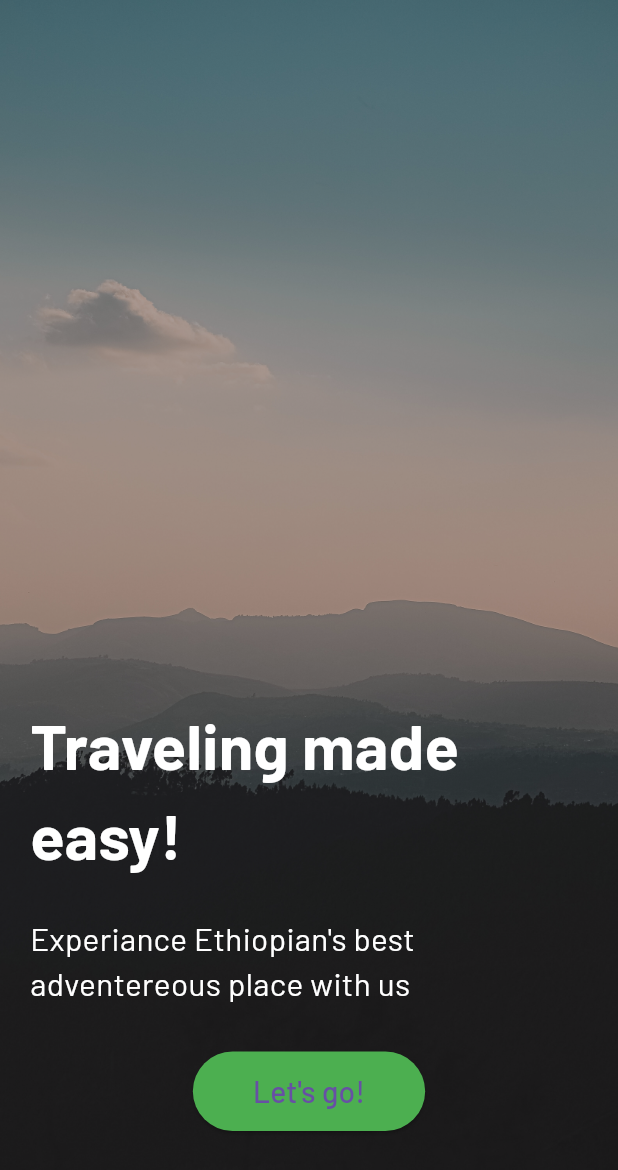
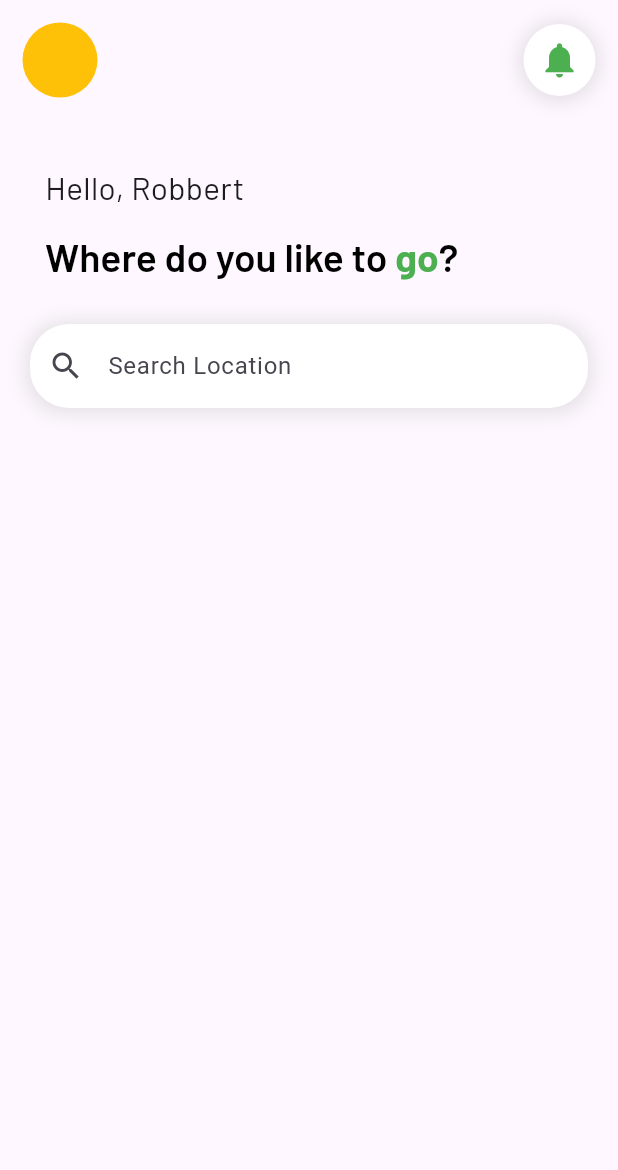
Before and after one commit to NatnaelDemelash/Travel_Eth, a Flutter app: the screen it shows after launch, after a tap on an icon or button, on a phone screen of 412 x 824 dp. Shown: the top 1170 px of the screen. Run offline on Flutter 3.47's test engine with Material 3 defaults, Android fonts, the phone set to English and light mode, and no system bars; our stand-ins replace google_fonts.

Commit message:
created a home page screen with prefixIcon text filed widget

```diff
--- a/lib/main.dart
+++ b/lib/main.dart
@@ -1,5 +1,7 @@
 import 'package:flutter/material.dart';
 import 'package:travel_eth/pages/welcome_page.dart';
+
+import 'pages/home_page.dart';
 
 void main() {
   runApp(const MyApp());
@@ -10,9 +12,13 @@ class MyApp extends StatelessWidget {
 
   @override
   Widget build(BuildContext context) {
-    return const MaterialApp(
+    return MaterialApp(
       debugShowCheckedModeBanner: false,
-      home: WelcomePage(),
+      initialRoute: '/',
+      routes: {
+        '/': (context) => const WelcomePage(),
+        '/home': (context) => const HomePage(),
+      },
     );
   }
 }
--- /dev/null
+++ b/lib/pages/home_page.dart
@@ -0,0 +1,99 @@
+import 'package:flutter/material.dart';
+import 'package:google_fonts/google_fonts.dart';
+
+import '../utils/textField_prefix.dart';
+
+class HomePage extends StatelessWidget {
+  const HomePage({super.key});
+
+  @override
+  Widget build(BuildContext context) {
+    return Scaffold(
+        body: Column(
+      crossAxisAlignment: CrossAxisAlignment.start,
+      children: [
+        SafeArea(
+          child: Padding(
+            padding: const EdgeInsets.all(15.0),
+            child: Row(
+              mainAxisAlignment: MainAxisAlignment.spaceBetween,
+              children: [
+                Container(
+                  height: 50,
+                  width: 50,
+                  decoration: BoxDecoration(
+                    color: Colors.amber,
+                    borderRadius: BorderRadius.circular(50),
+                  ),
+                ),
+                Container(
+                  decoration: BoxDecoration(
+                    borderRadius: BorderRadius.circular(50),
+                    color: Colors.white,
+                    boxShadow: [
+                      BoxShadow(
+                        color: Colors.black.withOpacity(0.1),
+                        spreadRadius: 3,
+                        blurRadius: 10,
+                        offset:
+                            const Offset(0, 1), // changes the shadow position
+                      ),
+                    ],
+                  ),
+                  child: IconButton(
+                    onPressed: () {},
+                    icon: const Icon(
+                      Icons.notifications,
+                      color: Colors.green,
+                      size: 28,
+                    ),
+                  ),
+                )
+              ],
+            ),
+          ),
+        ),
+        Padding(
+          padding: const EdgeInsets.all(30),
+          child: Column(
+            crossAxisAlignment: CrossAxisAlignment.start,
+            children: [
+              Text(
+                'Hello, Robbert',
+                style: GoogleFonts.barlow(fontSize: 21),
+              ),
+              const SizedBox(height: 15),
+              RichText(
+                text: TextSpan(
+                  text: 'Where do you like to ',
+                  style: GoogleFonts.barlow(
+                      fontSize: 26,
+                      fontWeight: FontWeight.w600,
+                      color: Colors.black),
+                  children: [
+                    TextSpan(
+                      text: 'go',
+                      style: GoogleFonts.barlow(
+                        color:
+                            Colors.green, // Set the color for the specific word
+                        fontWeight:
+                            FontWeight.bold, // Optional: Adjust other styles
+                      ),
+                    ),
+                    const TextSpan(
+                      text: '?',
+                    ),
+                  ],
+                ),
+              )
+            ],
+          ),
+        ),
+        const Padding(
+          padding: EdgeInsets.symmetric(horizontal: 20),
+          child: TextFieldWithPrefixIcon(),
+        )
+      ],
+    ));
+  }
+}
--- a/lib/pages/welcome_page.dart
+++ b/lib/pages/welcome_page.dart
@@ -1,10 +1,18 @@
 import 'package:flutter/material.dart';
 import 'package:google_fonts/google_fonts.dart';
+import 'package:travel_eth/pages/home_page.dart';
 
 import '../utils/custom_button.dart';
 
 class WelcomePage extends StatelessWidget {
   const WelcomePage({super.key});
+
+  void navigateToHome(BuildContext context) {
+    Navigator.push(
+      context,
+      MaterialPageRoute(builder: (context) => const HomePage()),
+    );
+  }
 
   @override
   Widget build(BuildContext context) {
@@ -23,7 +31,7 @@ class WelcomePage extends StatelessWidget {
           ),
         ),
         child: Padding(
-          padding: const EdgeInsets.all(20.0),
+          padding: const EdgeInsets.all(18.0),
           child: Column(
             mainAxisAlignment: MainAxisAlignment.end,
             crossAxisAlignment: CrossAxisAlignment.start,
@@ -37,16 +45,19 @@ class WelcomePage extends StatelessWidget {
               ),
               const SizedBox(height: 25),
               Text(
-                'Experiance Ethiopian\'s best adventereous place with us ',
+                'Explore in the unparalleled beauty and richness of Ethiopia\'s most adventurous and captivating destinations ',
                 style: GoogleFonts.barlow(
-                  fontSize: 21,
-                  color: Colors.white,
-                  // fontWeight: FontWeight.bold,
-                ),
+                    fontSize: 19, color: Colors.white, height: 1.5
+                    // fontWeight: FontWeight.bold,
+                    ),
               ),
               const SizedBox(height: 30),
-              const Center(
-                child: CustomButton(buttonText: 'Let\'s go!'),
+              Center(
+                child: CustomButton(
+                  buttonText: 'Let\'s go!',
+                  onPressed: () =>
+                      {Navigator.pushReplacementNamed(context, '/home')},
+                ),
               ),
               const SizedBox(height: 50)
             ],
--- a/lib/utils/custom_button.dart
+++ b/lib/utils/custom_button.dart
@@ -3,8 +3,10 @@ import 'package:google_fonts/google_fonts.dart';
 
 class CustomButton extends StatelessWidget {
   final String buttonText;
+  final VoidCallback onPressed;
 
-  const CustomButton({super.key, required this.buttonText});
+  const CustomButton(
+      {super.key, required this.buttonText, required this.onPressed});
 
   @override
   Widget build(BuildContext context) {
@@ -21,7 +23,7 @@ class CustomButton extends StatelessWidget {
           ),
         ),
       ),
-      onPressed: () {},
+      onPressed: onPressed,
       child: Text(
         buttonText,
         style: GoogleFonts.barlow(
--- /dev/null
+++ b/lib/utils/textField_prefix.dart
@@ -0,0 +1,48 @@
+import 'package:flutter/material.dart';
+
+class TextFieldWithPrefixIcon extends StatelessWidget {
+  const TextFieldWithPrefixIcon({super.key});
+
+  @override
+  Widget build(BuildContext context) {
+    return Container(
+      decoration: BoxDecoration(
+        borderRadius: BorderRadius.circular(26.0),
+        boxShadow: [
+          BoxShadow(
+            color: Colors.grey.withOpacity(0.26),
+            spreadRadius: 3,
+            blurRadius: 10,
+            offset: const Offset(0, 1), // changes the shadow position
+          ),
+        ],
+      ),
+      child: TextField(
+        decoration: InputDecoration(
+          prefixIcon: const Icon(Icons.search),
+          hintText: 'Search Location',
+          border: OutlineInputBorder(
+            borderRadius: BorderRadius.circular(26.0),
+            borderSide: const BorderSide(
+              color: Colors.transparent, // Set border color to transparent
+            ),
+          ),
+          focusedBorder: OutlineInputBorder(
+            borderRadius: BorderRadius.circular(26.0),
+            borderSide: const BorderSide(
+              color: Colors.transparent, // Set border color to transparent
+            ),
+          ),
+          enabledBorder: OutlineInputBorder(
+            borderRadius: BorderRadius.circular(26.0),
+            borderSide: const BorderSide(
+              color: Colors.transparent, // Set border color to transparent
+            ),
+          ),
+          filled: true,
+          fillColor: Colors.white,
+        ),
+      ),
+    );
+  }
+}
```
